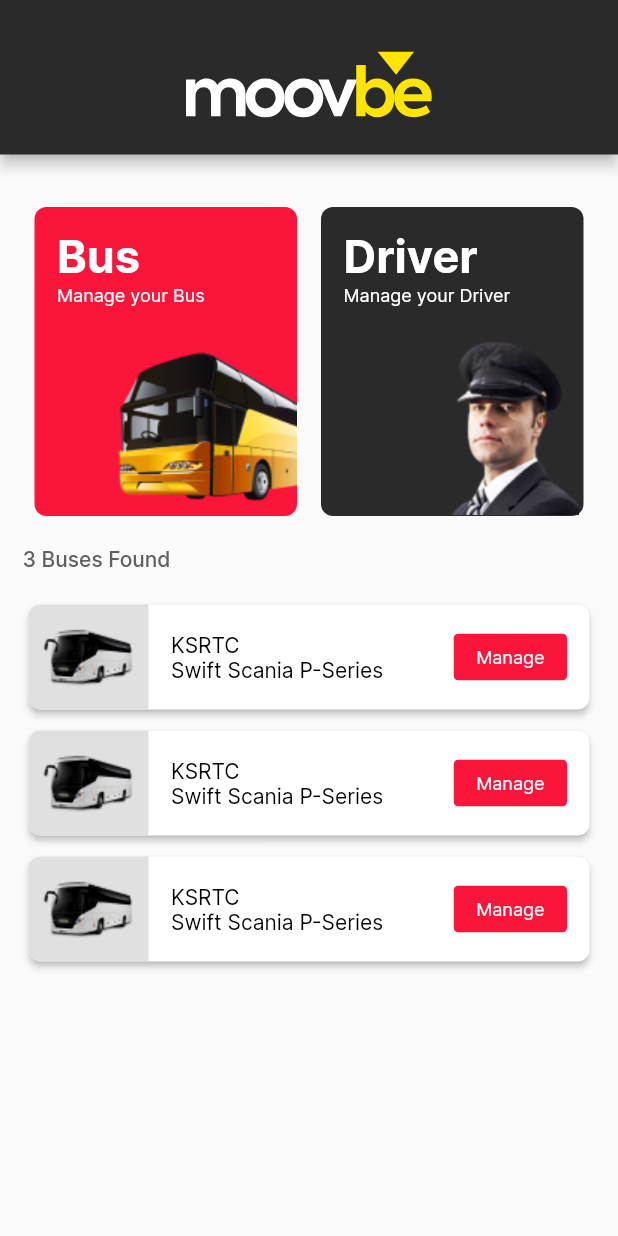
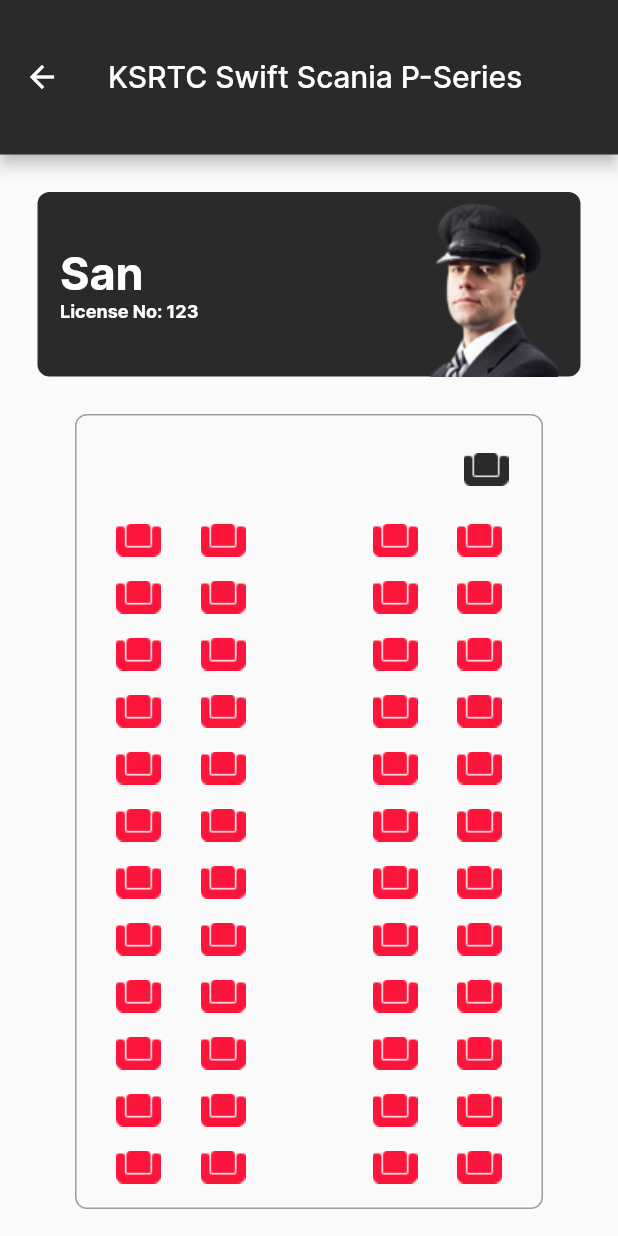
Before and after one commit to saninssnz/machine_test, a Flutter app: the MainScreen screen opened directly, after a tap on "Manage", on a phone screen of 412 x 824 dp. Run offline on Flutter 3.47's test engine with Material 2 defaults, Android fonts, the phone set to English and light mode, and no system bars; our stand-ins replace flutter_svg; network calls fail.

Commit message:
added 2x2 bus seat layout

```diff
--- /dev/null
+++ b/lib/Ui/BusSeatLayoutScreen.dart
@@ -0,0 +1,152 @@
+import 'package:flutter/cupertino.dart';
+import 'package:flutter/material.dart';
+import 'package:machine_test/utils/Provider.dart';
+import 'package:machine_test/utils/Utils.dart';
+import 'package:provider/provider.dart';
+
+class BusLayoutScreen extends StatefulWidget {
+  String busName,busShortName,driver,license,seatLayout;
+  BusLayoutScreen(this.busName,this.busShortName,this.driver,this.license,this.seatLayout);
+
+
+  @override
+  State<BusLayoutScreen> createState() => _BusLayoutScreenState();
+}
+
+class _BusLayoutScreenState extends State<BusLayoutScreen> {
+
+  @override
+  Widget build(BuildContext context) {
+    return Scaffold(
+      appBar: AppBar(
+        leading: IconButton(
+          icon: Icon(Icons.arrow_back, color: Colors.white),
+          onPressed: () => Navigator.of(context).pop(),
+        ),
+        backgroundColor: Utils.secondaryColor,
+        toolbarHeight: MediaQuery
+            .of(context)
+            .size
+            .height / 8,
+        title: Text(widget.busShortName + " " + widget.busName),
+        centerTitle: true,
+      ),
+      body: SingleChildScrollView(
+        child: Consumer<DataProvider>(builder: (context, dataProvider, child) {
+        return Column(
+          children: [
+            SizedBox(height: 25),
+            Padding(
+              padding: const EdgeInsets.symmetric(horizontal: 25.0),
+              child: Container(
+                width: MediaQuery.of(context).size.width,
+                decoration: BoxDecoration(
+                  borderRadius: BorderRadius.circular(8),
+                  color: Utils.secondaryColor,
+                ),
+                child: Padding(
+                  padding: const EdgeInsets.symmetric(horizontal: 15.0),
+                  child: Row(
+                    mainAxisAlignment: MainAxisAlignment.spaceBetween,
+                    children: [
+                      Column(
+                        crossAxisAlignment: CrossAxisAlignment.start,
+                        children: [
+                          Text(widget.driver, style: TextStyle(
+                              fontWeight: FontWeight.bold,
+                              color: Colors.white,
+                              fontSize: 30
+                          ),),
+                          Text("License No: " + widget.license, style: TextStyle(
+                              fontWeight: FontWeight.bold,
+                              color: Colors.white,
+                              fontSize: 12
+                          ),),
+                        ],
+                      ),
+                      Image.asset("assets/images/driver.png")
+                    ],
+                  ),
+                ),
+              ),
+            ),
+            SizedBox(height: 25,),
+
+            Padding(
+              padding: const EdgeInsets.symmetric(horizontal: 50.0),
+              child: Container(
+                width: MediaQuery.of(context).size.width,
+                decoration: BoxDecoration(
+                  borderRadius: BorderRadius.circular(8),
+                  border: Border.all(color: Colors.grey),
+                ),
+                child: Column(
+                  children: [
+                    SizedBox(height: 25,),
+                    Align(
+                      alignment: Alignment.topRight,
+                        child: Padding(
+                          padding: const EdgeInsets.only(right: 22.0),
+                          child: Image.asset("assets/images/dseat.png"),
+                        )),
+                    SizedBox(height: 25,),
+
+                ListView.builder(
+                  physics: ScrollPhysics(),
+                  shrinkWrap: true,
+                  itemCount: (dataProvider.seatList.length / 4).ceil(),
+                  itemBuilder: (BuildContext context, int index) {
+                    int i = index * 4;
+                    return Padding(
+                      padding: EdgeInsets.only(bottom: 16.0),
+                      child: Row(
+                        mainAxisAlignment: MainAxisAlignment.spaceEvenly,
+                        children: [
+                          if (i < dataProvider.seatList.length)
+                            Image.asset("assets/images/pseat.png"),
+                          if (i + 1 < dataProvider.seatList.length)
+                            Image.asset("assets/images/pseat.png"),
+                          SizedBox(width: 32.0),
+                          if (i + 2 < dataProvider.seatList.length)
+                            Image.asset("assets/images/pseat.png"),
+                          if (i + 3 < dataProvider.seatList.length)
+                            Image.asset("assets/images/pseat.png"),
+                        ],
+                      ),
+                    );
+                  },
+                ),
+                  ],
+                ),
+              ),
+            ),
+            SizedBox(height: 20,)
+          ],
+        );
+  }
+  )
+      ),
+    );
+  }
+}
+
+class Seat extends StatelessWidget {
+  final String seatCode;
+
+  Seat({required this.seatCode});
+
+  @override
+  Widget build(BuildContext context) {
+    return Container(
+      width: 50,
+      height: 50,
+      decoration: BoxDecoration(
+        color: Colors.grey,
+        borderRadius: BorderRadius.circular(8),
+      ),
+      child: Center(
+        child: Text(seatCode),
+      ),
+    );
+  }
+}
--- a/lib/Ui/MainScreen.dart
+++ b/lib/Ui/MainScreen.dart
@@ -5,6 +5,7 @@ import 'package:flutter/material.dart';
 import 'package:flutter_svg/svg.dart';
 import 'package:machine_test/Api.dart';
 import 'package:machine_test/Model/BusModelFile.dart';
+import 'package:machine_test/Ui/BusSeatLayoutScreen.dart';
 import 'package:machine_test/Ui/DriversListScreen.dart';
 import 'package:machine_test/utils/Provider.dart';
 import 'package:machine_test/utils/Utils.dart';
@@ -225,9 +226,16 @@ class _MainScreenState extends State<MainScreen> {
                               padding: const EdgeInsets.only(right: 15.0),
                               child: InkWell(
                                 onTap: () {
-                                  // deleteDriver(context,driversList[position].id.toString()).then((value){
-                                  //   getDriversList(context);
-                                  // });
+                                  Navigator.of(context).push(
+                                      MaterialPageRoute(
+                                          builder: (context) =>
+                                              BusLayoutScreen(
+                                                  dataProvider.myList[position].name.toString(),
+                                                dataProvider.myList[position].shortName.toString(),
+                                                dataProvider.myList[position].driver.toString(),
+                                                dataProvider.myList[position].driverLicense.toString(),
+                                                dataProvider.myList[position].seatLayout.toString(),
+                                              )));
                                 },
                                 child: Container(
                                   decoration: BoxDecoration(
--- a/lib/utils/Provider.dart
+++ b/lib/utils/Provider.dart
@@ -183,4 +183,32 @@ class DataProvider with ChangeNotifier{
     ),
   ];
 
+
+  List<String> seatList = [
+    '1A', '1B',
+    '2A', '2B',
+    '3A', '3B',
+    '4A', '4B',
+    '5A', '5B',
+    '6A', '6B',
+    '7A', '7B',
+    '8A', '8B',
+    '9A', '9B',
+    '10A', '10B',
+    '11A', '11B',
+    '12A', '12B',
+    '13A', '13B',
+    '14A', '14B',
+    '14A', '14B',
+    '14A', '14B',
+    '14A', '14B',
+    '14A', '14B',
+    '14A', '14B',
+    '14A', '14B',
+    '14A', '14B',
+    '14A', '14B',
+    '14A', '14B',
+    '14A', '14B',
+  ];
+
 }
```
Also changed, not shown: assets/images/dseat.png (added), assets/images/pseat.png (added), pubspec.lock.
